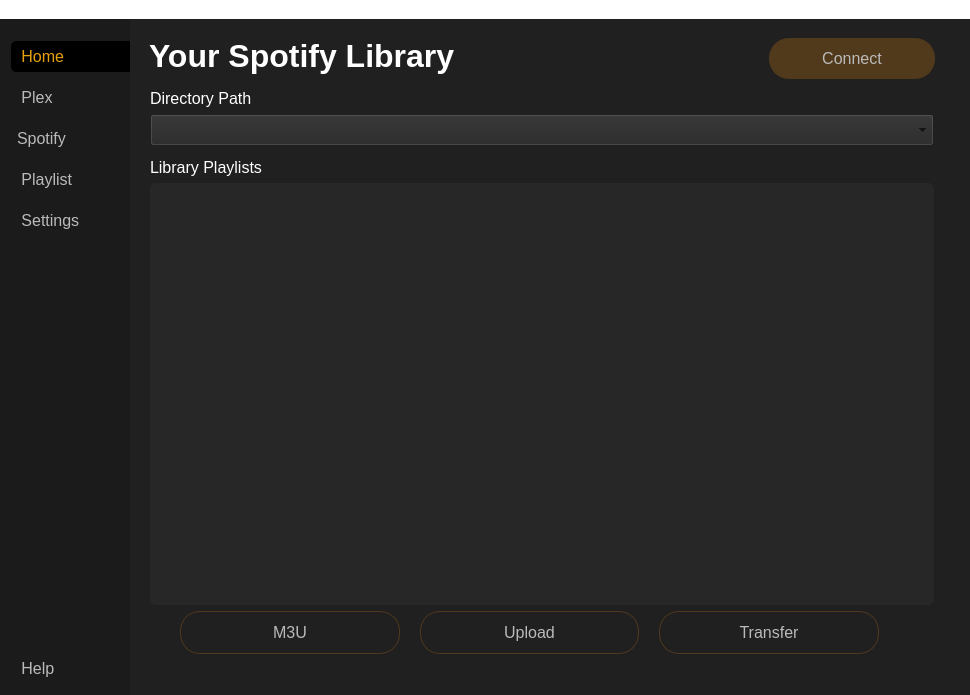
Before: the Qt Designer form main.ui in rchr157/plex-playlists, drawn with Qt 5.
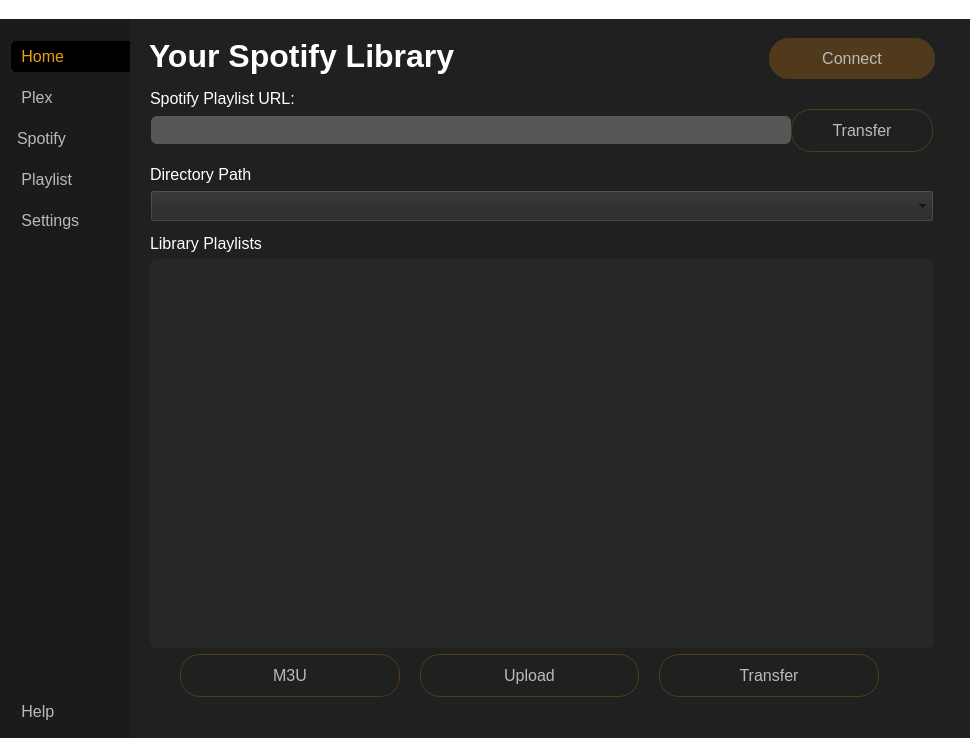
After: the same form once the commit is applied. The open tabs and pages were chosen to show the change. Icons and pictures are not drawn.

Commit message: added ui for url link and checkbox for plex upload via post

```diff
--- a/main.ui
+++ b/main.ui
@@ -7,7 +7,7 @@
     <x>0</x>
     <y>0</y>
     <width>970</width>
-    <height>695</height>
+    <height>738</height>
    </rect>
   </property>
   <property name="windowTitle">
@@ -47,6 +47,9 @@
 QGroupBox{
 	font-size: 23px;
 }
+QCheckBox{
+	font-size: 16px;
+}
 
 #lbl_home_title, #lbl_plex_title, #lbl_spotify_title, #lbl_playlist_title, #lbl_settings_title{
 	font-size: 32px}
@@ -75,7 +78,7 @@
 	text-align: left;
 }
 
-#btn_plex_download, #btn_plex_upload, #btn_plex_update, #btn_spotify_download, #btn_spotify_upload, #btn_spotify_update{
+#btn_plex_download, #btn_plex_upload, #btn_plex_update, #btn_spotify_download, #btn_spotify_upload, #btn_spotify_update, #btn_spotify_url_transfer{
 	background-color: transparent;
 	color: #BABABA;
 	border: 1px solid #51391B;
@@ -85,7 +88,7 @@
 	width: 104px;
 	padding: 10px 18px;
 }
-#btn_plex_connect, #btn_spotify_connect, #btn_save_settings, #btn_reset_settings{ 
+#btn_plex_connect, #btn_spotify_connect{ 
 	background-color: #51391B;
 	color: #BABABA;
 	border-radius: 20px;
@@ -98,7 +101,7 @@
 #cmb_library_prepend, #cmb_library_sections, #cmb_spotify_prepend{
 	background-color: #272727;
 }
-#btn_playlist_convert, #btn_playlist_combine, #btn_tutorial{
+#btn_playlist_convert, #btn_playlist_combine, #btn_tutorial, #btn_save_settings, #btn_reset_settings{
 	background-color: transparent;
 	border: 1px solid #E5A00D;
 	color: #E5A00D;
@@ -109,9 +112,7 @@
 	padding: 10px 18px;
 }
 
-#chkbx_ignore_all{
-	font-size: 16px;
-}
+
 #btn_add_prepend, #btn_add_section_directory, #btn_playlist_directory, #btn_export_directory{
 	background-color: transparent;
 	border: none;
@@ -1035,7 +1036,88 @@
                      <number>0</number>
                     </property>
                     <item>
-                     <widget class="QFrame" name="frame_12">
+                     <widget class="QFrame" name="frame_spotifu_url">
+                      <property name="frameShape">
+                       <enum>QFrame::StyledPanel</enum>
+                      </property>
+                      <property name="frameShadow">
+                       <enum>QFrame::Raised</enum>
+                      </property>
+                      <layout class="QVBoxLayout" name="verticalLayout_37">
+                       <property name="spacing">
+                        <number>0</number>
+                       </property>
+                       <property name="leftMargin">
+                        <number>0</number>
+                       </property>
+                       <property name="topMargin">
+                        <number>0</number>
+                       </property>
+                       <property name="rightMargin">
+                        <number>0</number>
+                       </property>
+                       <property name="bottomMargin">
+                        <number>0</number>
+                       </property>
+                       <item>
+                        <widget class="QLabel" name="label">
+                         <property name="text">
+                          <string>Spotify Playlist URL:</string>
+                         </property>
+                        </widget>
+                       </item>
+                       <item>
+                        <widget class="QFrame" name="frame_13">
+                         <property name="frameShape">
+                          <enum>QFrame::StyledPanel</enum>
+                         </property>
+                         <property name="frameShadow">
+                          <enum>QFrame::Raised</enum>
+                         </property>
+                         <layout class="QHBoxLayout" name="horizontalLayout_24">
+                          <property name="spacing">
+                           <number>0</number>
+                          </property>
+                          <property name="leftMargin">
+                           <number>0</number>
+                          </property>
+                          <property name="topMargin">
+                           <number>0</number>
+                          </property>
+                          <property name="rightMargin">
+                           <number>0</number>
+                          </property>
+                          <property name="bottomMargin">
+                           <number>0</number>
+                          </property>
+                          <item>
+                           <widget class="QLineEdit" name="lned_spotify_url">
+                            <property name="enabled">
+                             <bool>false</bool>
+                            </property>
+                           </widget>
+                          </item>
+                          <item>
+                           <widget class="QPushButton" name="btn_spotify_url_transfer">
+                            <property name="enabled">
+                             <bool>false</bool>
+                            </property>
+                            <property name="cursor">
+                             <cursorShape>PointingHandCursor</cursorShape>
+                            </property>
+                            <property name="text">
+                             <string>Transfer</string>
+                            </property>
+                           </widget>
+                          </item>
+                         </layout>
+                        </widget>
+                       </item>
+                      </layout>
+                     </widget>
+                    </item>
+                    <item>
+                     <widget class="QFrame" name="frame_directory_path">
                       <property name="frameShape">
                        <enum>QFrame::StyledPanel</enum>
                       </property>
```
Left out of the diff: 52 changed lines with no effect on the pictures. The commit also changes 1 other file.
